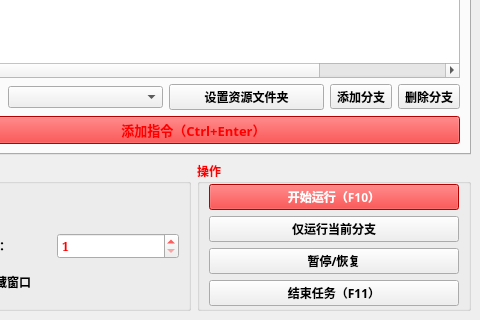
Qt form 窗体/mainwindow.ui (FsterThanLight/automatic_clicker_2) before a commit; both pictures show x 95 to 575 and y 367 to 687 of the 575 by 687 pixel window.
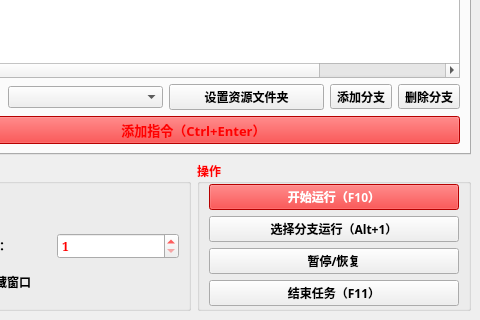
The same form after that commit. Icons and pictures are not drawn.

Commit message: 2024年02月21日 17:16:55 运行可选择不同分支的窗口

Patch:
```diff
--- a/窗体/mainwindow.ui
+++ b/窗体/mainwindow.ui
@@ -150,7 +150,7 @@
        <item row="1" column="0" colspan="2">
         <widget class="QPushButton" name="pushButton_4">
          <property name="text">
-          <string>仅运行当前分支</string>
+          <string>选择分支运行（Alt+1）</string>
          </property>
         </widget>
        </item>
```
The commit also changes 14 other files.
